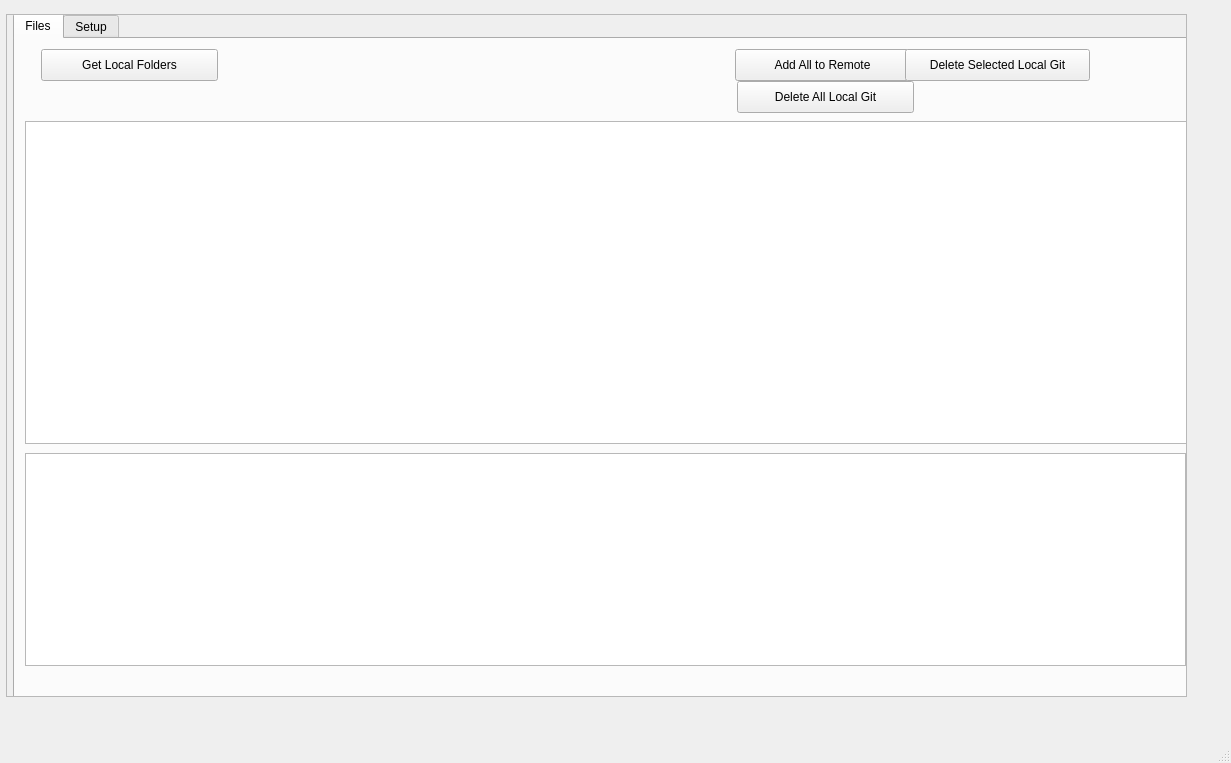
This is gui/main.ui in wmarchewka/GitTool as Qt 5 draws it before an edit. The edited form follows.
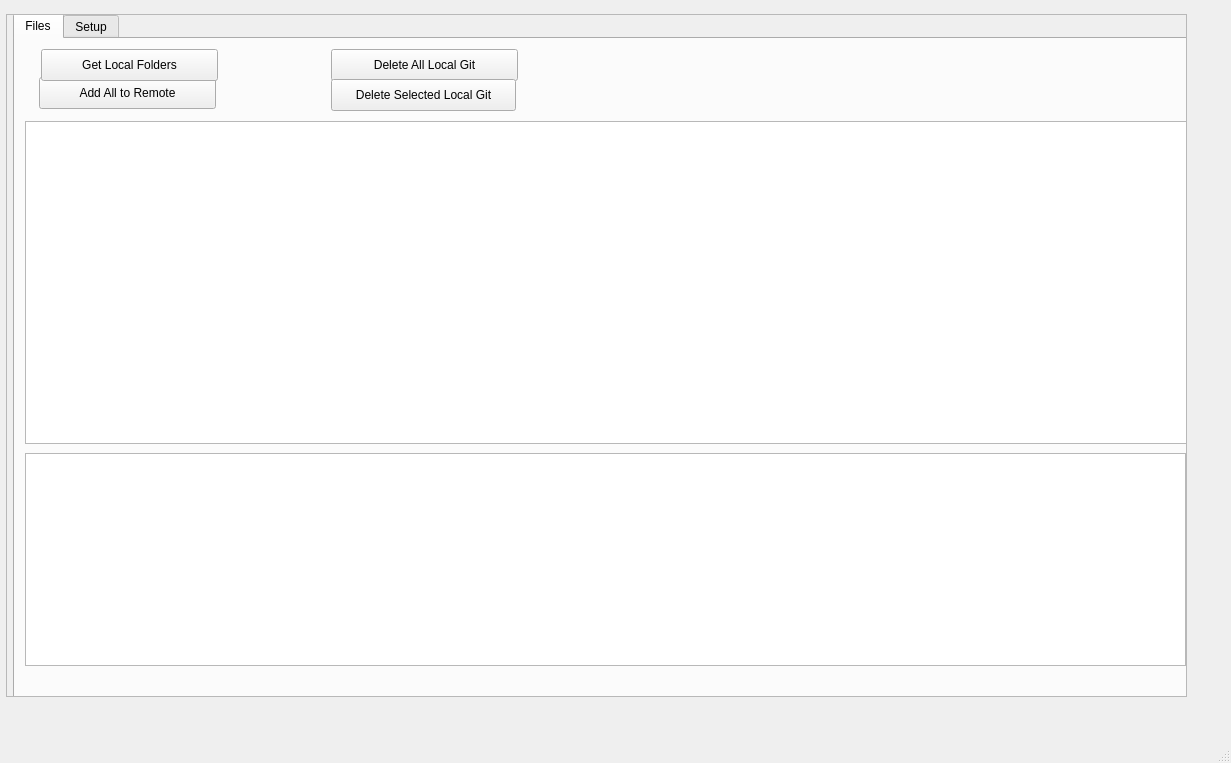
This is the edited form.

Patch:
```diff
--- a/gui/main.ui
+++ b/gui/main.ui
@@ -77,9 +77,9 @@
        <widget class="QPushButton" name="add_all_to_remote">
         <property name="geometry">
          <rect>
-          <x>720</x>
-          <y>10</y>
-          <width>175</width>
+          <x>24</x>
+          <y>38</y>
+          <width>177</width>
           <height>32</height>
          </rect>
         </property>
@@ -90,9 +90,9 @@
        <widget class="QPushButton" name="delete_all_git_local">
         <property name="geometry">
          <rect>
-          <x>722</x>
-          <y>42</y>
-          <width>177</width>
+          <x>316</x>
+          <y>10</y>
+          <width>187</width>
           <height>32</height>
          </rect>
         </property>
@@ -103,8 +103,8 @@
        <widget class="QPushButton" name="delete_selected_local_git">
         <property name="geometry">
          <rect>
-          <x>890</x>
-          <y>10</y>
+          <x>316</x>
+          <y>40</y>
           <width>185</width>
           <height>32</height>
          </rect>
```
Left out of the diff: 22 changed lines with no effect on the pictures.
